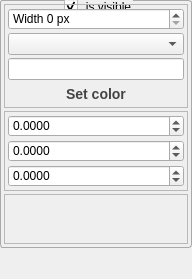
The window that src/libs/CurvesManager/CurveSettings.ui (rasmadeus/Rragraph) describes before a commit, drawn with Qt 5.
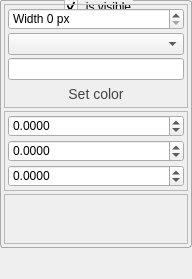
The same window after the commit.

Patch:
```diff
--- a/src/libs/CurvesManager/CurveSettings.ui
+++ b/src/libs/CurvesManager/CurveSettings.ui
@@ -145,7 +145,7 @@
             <string notr="true">QToolButton{
     border-style: outset;
     border-width: 0px;
-    font: bold 14px;
+    font: 14px;
     border-radius: 8px;
     color: #444444;
     height: 18px;
```
